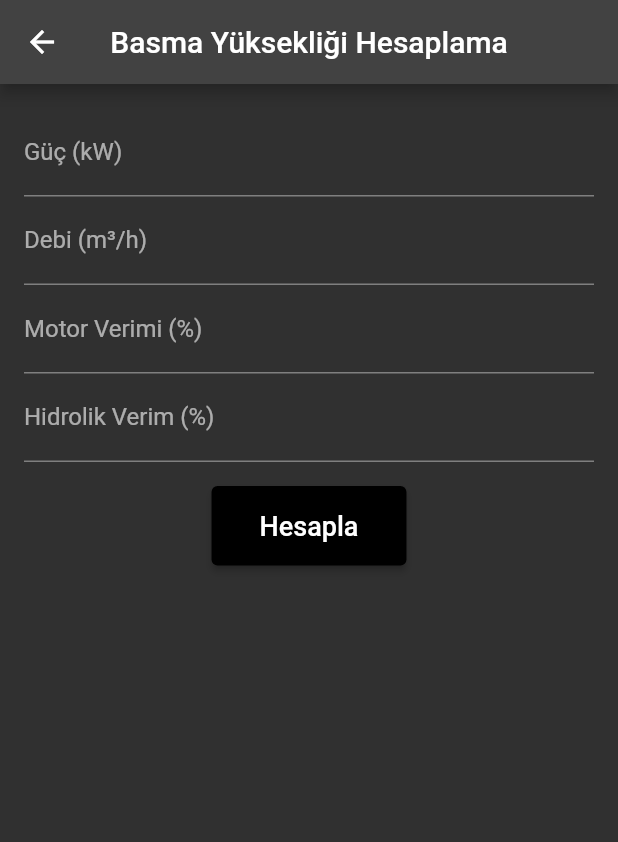
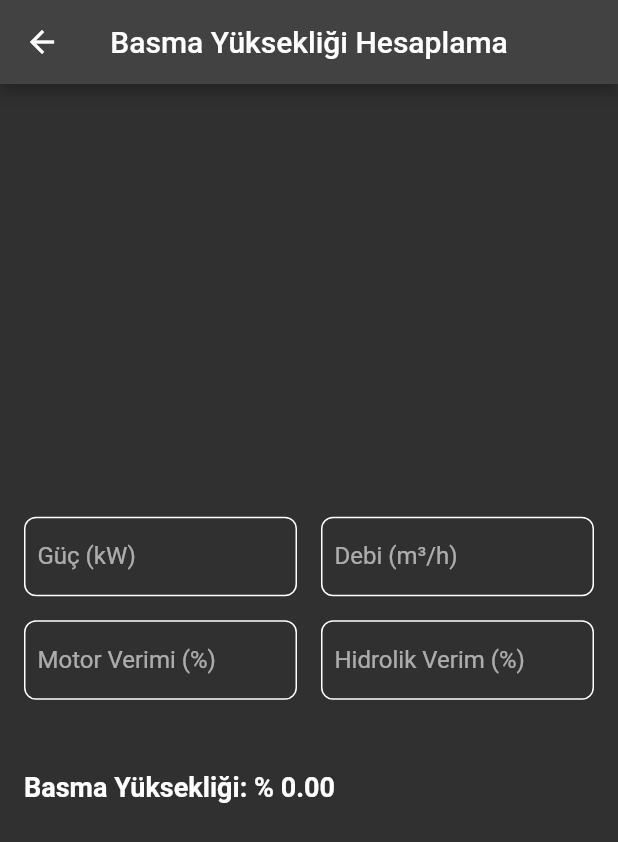
Before and after one commit to ilaydaily/solid_proje, a Flutter app: the HMDetailsScreen screen opened directly, on a phone screen of 412 x 824 dp. Shown: the top 842 px of the screen. Run offline on Flutter 3.47's test engine with Material 2 defaults, Android fonts, the light colour scheme and no system bars.

Commit message:
basma yüksekliği sayfası değiştirildi

```diff
--- a/lib/screens/basma_yüksekliği.dart
+++ b/lib/screens/basma_yüksekliği.dart
@@ -11,35 +11,32 @@ class _HMDetailsScreenState extends State<HMDetailsScreen> {
   TextEditingController nMotorController = TextEditingController();
   TextEditingController nHidrolikController = TextEditingController();
 
+  double result = 0.0;
+  String errorMessage = '';
+
   String gucUnit = 'kW';
   String debiUnit = 'm³/h';
   String nMotorUnit = '%';
   String nHidrolikUnit = '%';
 
-  void _calculateDebi() {
+  void _calculateHM() {
     double gucConv = double.tryParse(gucController.text) ?? 0.0;
     double debiConv = double.tryParse(debiController.text) ?? 0.0;
     double nMotor = double.tryParse(nMotorController.text) ?? 0.0;
     double nHidrolik = double.tryParse(nHidrolikController.text) ?? 0.0;
 
     if (gucConv == 0 || debiConv == 0 || nMotor == 0 || nHidrolik == 0) {
-      showDialog(
-        context: context,
-        builder: (context) {
-          return AlertDialog(
-            title: Text('Uyarı'),
-            content: Text('Lütfen tüm değerleri giriniz.'),
-            actions: [
-              ElevatedButton(
-                onPressed: () => Navigator.pop(context),
-                child: Text('Tamam'),
-              ),
-            ],
-          );
-        },
-      );
+      setState(() {
+        errorMessage = 'Lütfen tüm alanları doldurun.';
+        result = 0.0;
+      });
     } else {
-      double result = calculateHM(gucConv, nMotor, nHidrolik, debiConv);
+      setState(() {
+        errorMessage = '';
+        result = calculateHM(gucConv, nMotor, nHidrolik, debiConv);
+      });
+
+      /* double result = calculateHM(gucConv, nMotor, nHidrolik, debiConv);
       showDialog(
         context: context,
         builder: (context) {
@@ -56,7 +53,11 @@ class _HMDetailsScreenState extends State<HMDetailsScreen> {
           );
         },
       );
-    }
+    }*/
+    } }
+
+  void updateResultOnChange() {
+    _calculateHM();
   }
 
   @override
@@ -70,27 +71,161 @@ class _HMDetailsScreenState extends State<HMDetailsScreen> {
         centerTitle: true,
         //title: Text('Motor Verimi'),
       ),
-      body: Padding(
-        padding: EdgeInsets.all(16.0),
-        child: Column(
-          children: [
-            TextField(controller: gucController, decoration: InputDecoration(labelText: 'Güç ($gucUnit)')),
-            TextField(controller: debiController, decoration: InputDecoration(labelText: 'Debi ($debiUnit)')),
-            TextField(controller: nMotorController, decoration: InputDecoration(labelText: 'Motor Verimi ($nMotorUnit)')),
-            TextField(controller: nHidrolikController, decoration: InputDecoration(labelText: 'Hidrolik Verim ($nHidrolikUnit)')),
-            SizedBox(height: 16.0),
-            ElevatedButton(
-              onPressed: _calculateDebi,
-              style: ElevatedButton.styleFrom(
-                primary: Colors.black, // Buton rengini siyah olarak ayarlar
-                padding: EdgeInsets.symmetric(vertical: 16, horizontal: 32), // Buton boyutunu ayarlar
+      body: Center(
+        child: Padding(
+          padding: EdgeInsets.all(16.0),
+          child: Column(
+            crossAxisAlignment: CrossAxisAlignment.stretch,
+            mainAxisAlignment: MainAxisAlignment.center,
+            children: <Widget>[
+              // Üst sıra kutucuklar
+              Row(
+                children: <Widget>[
+                  Expanded(
+                    child: Container(
+                      decoration: BoxDecoration(
+                        border: Border.all(
+                          color: Colors.white, // Kare kutucuk rengi
+                          width: 1.0, // Kare kutucuk kenar kalınlığı
+                        ),
+                        borderRadius: BorderRadius.circular(
+                            8.0), // Kare kutucuk köşeleri
+                      ),
+                      child: TextField(
+                        controller: gucController,
+                        onChanged: (value) => updateResultOnChange(),
+                        decoration: InputDecoration(
+                          labelText: 'Güç ($gucUnit)',
+                          border: InputBorder.none, // Dış kenarı kaldırın
+                          contentPadding:
+                          EdgeInsets.all(8.0), // İçeriği hizalayın
+                        ),
+                      ),
+                    ),
+                  ),
+                  SizedBox(width: 16.0), // Boşluk ekleyin
+                  Expanded(
+                    child: Container(
+                      decoration: BoxDecoration(
+                        border: Border.all(
+                          color: Colors.white, // Kare kutucuk rengi
+                          width: 1.0, // Kare kutucuk kenar kalınlığı
+                        ),
+                        borderRadius: BorderRadius.circular(
+                            8.0), // Kare kutucuk köşeleri
+                      ),
+                      child: TextField(
+                        controller: debiController,
+                        onChanged: (value) => updateResultOnChange(),
+                        decoration: InputDecoration(
+                          labelText: 'Debi ($debiUnit)',
+                          border: InputBorder.none, // Dış kenarı kaldırın
+                          contentPadding:
+                          EdgeInsets.all(8.0), // İçeriği hizalayın
+                        ),
+                      ),
+                    ),
+                  ),
+                ],
               ),
-              child: Text(
-                'Hesapla',
-                style: TextStyle(fontSize: 18), // Yazı boyutunu ayarlar
+
+              SizedBox(height: 16.0), // Boşluk ekleyin
+
+              // Alt sıra kutucuklar
+              Row(
+                children: <Widget>[
+                  Expanded(
+                    child: Container(
+                      decoration: BoxDecoration(
+                        border: Border.all(
+                          color: Colors.white, // Kare kutucuk rengi
+                          width: 1.0, // Kare kutucuk kenar kalınlığı
+                        ),
+                        borderRadius: BorderRadius.circular(
+                            8.0), // Kare kutucuk köşeleri
+                      ),
+                      child: TextField(
+                        controller: nMotorController,
+                        onChanged: (value) => updateResultOnChange(),
+                        decoration: InputDecoration(
+                          labelText: 'Motor Verimi ($nMotorUnit)',
+                          border: InputBorder.none, // Dış kenarı kaldırın
+                          contentPadding:
+                          EdgeInsets.all(8.0), // İçeriği hizalayın
+                        ),
+                      ),
+                    ),
+                  ),
+                  SizedBox(width: 16.0), // Boşluk ekleyin
+                  Expanded(
+                    child: Container(
+                      decoration: BoxDecoration(
+                        border: Border.all(
+                          color: Colors.white, // Kare kutucuk rengi
+                          width: 1.0, // Kare kutucuk kenar kalınlığı
+                        ),
+                        borderRadius: BorderRadius.circular(
+                            8.0), // Kare kutucuk köşeleri
+                      ),
+                      child: TextField(
+                        controller: nHidrolikController,
+                        onChanged: (value) => updateResultOnChange(),
+                        decoration: InputDecoration(
+                          labelText: 'Hidrolik Verim ($nHidrolikUnit)',
+                          border: InputBorder.none, // Dış kenarı kaldırın
+                          contentPadding:
+                          EdgeInsets.all(8.0), // İçeriği hizalayın
+                        ),
+                      ),
+                      /* SizedBox(height: 16.0),
+                        Text(
+                          'Hidrolik Verim: % ${result.toStringAsFixed(2)}',
+                          style: TextStyle(
+                              fontSize: 18, fontWeight: FontWeight.bold),
+                        ),*/
+                    ),
+                  ),
+
+                ],
               ),
-            )
-          ],
+
+              SizedBox(height: 16.0),
+
+              Text(
+                errorMessage,
+                style: TextStyle(color: Colors.red),
+              ),
+
+              SizedBox(height: 16.0),
+              Text(
+                'Basma Yüksekliği: % ${result.toStringAsFixed(2)}',
+                style: TextStyle(
+                    fontSize: 18, fontWeight: FontWeight.bold),
+              ),
+
+              // SizedBox(height: 16.0), // Boşluk ekleyin
+
+              // Kaydet düğmesi
+              /* ElevatedButton(
+                onPressed: () {
+                  // Kullanıcının girdiği verileri alabilirsiniz.
+                  String debi = controller1.text;
+                  String hm = controller2.text;
+                  String nHidrolik = controller3.text;
+                  String nMotor = controller4.text;
+
+                  // Verileri işlemek veya kaydetmek için burada yapılacak işlemleri ekleyebilirsiniz.
+
+                  // Örnek olarak, verileri yazdırabiliriz:
+                  print('Debi: $debi');
+                  print('Basma Yüksekliği: $hm');
+                  print('Hidrolik Verim: $nHidrolik');
+                  print('Motor Verimi: $nMotor');
+                },
+                child: Text('Kaydet'),
+              ),*/
+            ],
+          ),
         ),
       ),
     );
@@ -98,6 +233,7 @@ class _HMDetailsScreenState extends State<HMDetailsScreen> {
 }
 
 double calculateHM(double gucConv, double nMotor, double nHidrolik, double debiConv) {
-  double basmaYuksekligi = (gucConv * nMotor * nHidrolik * 367.2) / (debiConv / 10000);
+  double basmaYuksekligi =
+      (gucConv * nMotor * nHidrolik * 367.2) / (debiConv * 10000);
   return basmaYuksekligi;
 }
```
